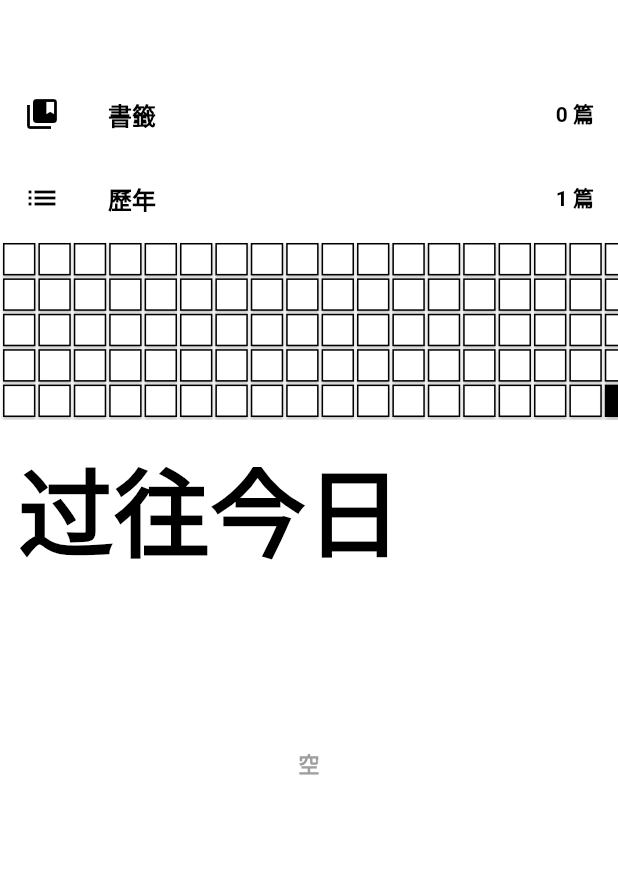
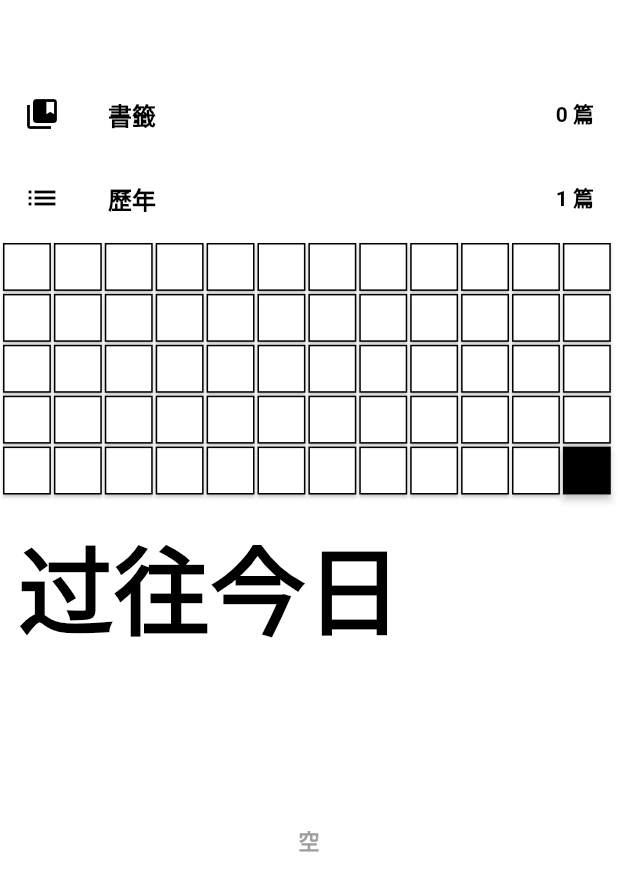
Before and after one commit to Livinglist/Yanji, a Flutter app: the screen it shows after launch, swiped to page 2, on a phone screen of 412 x 824 dp. Shown: the top 891 px of the screen. Run offline on Flutter 3.47's test engine with Material 2 defaults, Android fonts, the phone set to English and light mode, and no system bars; our stand-ins replace image_picker, permission_handler, photo_view, rxdart, shared_preferences and 2 more; missing offline and left inert: app_review, dart:ffi; accounts and stored records are empty; Roboto replaces fonts that are missing (noto).

```diff
--- a/lib/ui/components/activity_panel.dart
+++ b/lib/ui/components/activity_panel.dart
@@ -26,14 +26,16 @@ class ActivityPanel extends StatelessWidget {
       future: compute(convertTimeStampsToDateTimeMap, journals),
       builder: (_, snapshot) {
         var map = snapshot.data;
+
         if (snapshot.hasData) {
           return Material(
               color: backgroundColor,
               child: InkWell(
                 child: Container(
-                  height: 120,
+                  height: (MediaQuery.of(context).size.width / 12) * 5,
                   color: Colors.transparent,
                   child: GridView.count(
+                      physics: NeverScrollableScrollPhysics(),
                       controller: scrollController,
                       padding: EdgeInsets.all(2),
                       childAspectRatio: 1,
@@ -41,8 +43,8 @@ class ActivityPanel extends StatelessWidget {
                       mainAxisSpacing: 2,
                       scrollDirection: Axis.horizontal,
                       crossAxisCount: 5,
-                      children: Iterable.generate(90, (index) {
-                        var d = DateTime.now().subtract(Duration(days: 89 - index));
+                      children: Iterable.generate(60, (index) {
+                        var d = DateTime.now().subtract(Duration(days: 59 - index));
                         var date = DateTime(d.year, d.month, d.day);
                         if (map.containsKey(date)) {
                           return Material(
@@ -75,7 +77,7 @@ class ActivityPanel extends StatelessWidget {
             color: backgroundColor,
             child: InkWell(
               child: Container(
-                height: 120,
+                height: (MediaQuery.of(context).size.width / 12) * 5,
                 color: Colors.transparent,
                 child: GridView.count(
                     controller: scrollController,
@@ -85,7 +87,7 @@ class ActivityPanel extends StatelessWidget {
                     mainAxisSpacing: 2,
                     scrollDirection: Axis.horizontal,
                     crossAxisCount: 5,
-                    children: Iterable.generate(90, (index) {
+                    children: Iterable.generate(60, (index) {
                       return Material(
                         elevation: 1,
                         color: Colors.transparent,
--- a/lib/ui/overview_page.dart
+++ b/lib/ui/overview_page.dart
@@ -28,7 +28,7 @@ class OverviewPage extends StatelessWidget {
 
     //secondaryPageScrollController.addListener(onSecondaryPageScrolled);
 
-    Timer(Duration(seconds: 2), () {
+    Timer(Duration(milliseconds: 800), () {
       secondaryPageScrollController.animateTo(secondaryPageScrollController.position.maxScrollExtent,
           duration: Duration(milliseconds: 500), curve: Curves.fastOutSlowIn);
     });
```
Also changed, not shown: lib/ui/journal_edit_page.dart (+9 -2 lines), 1 other file.
